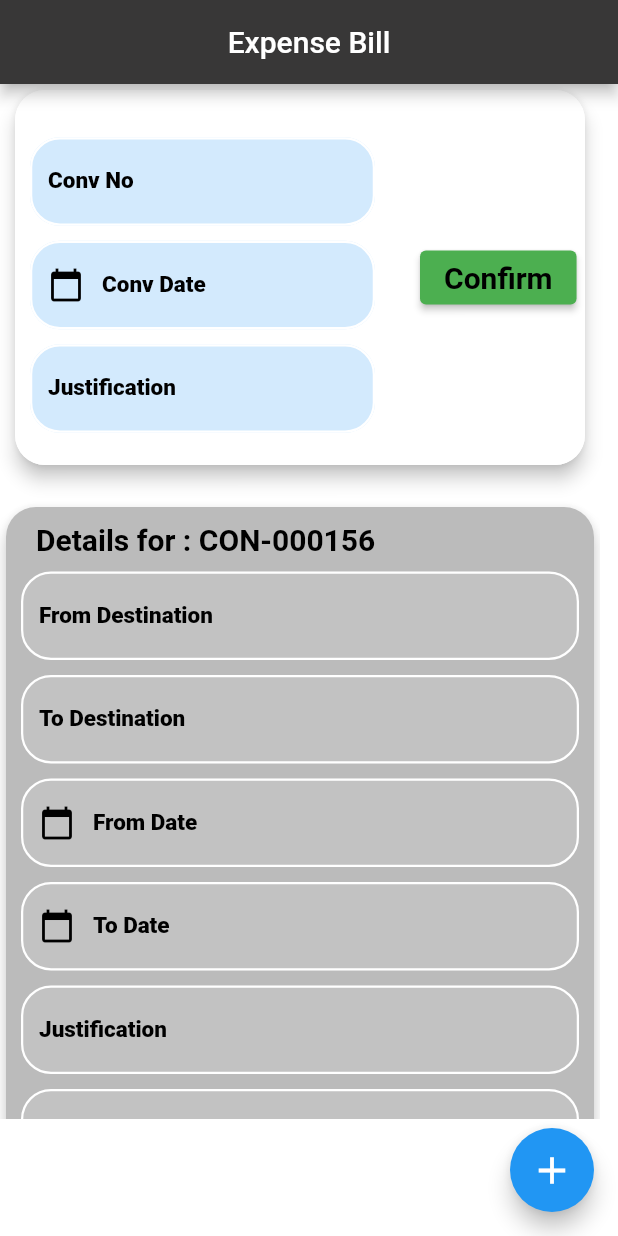
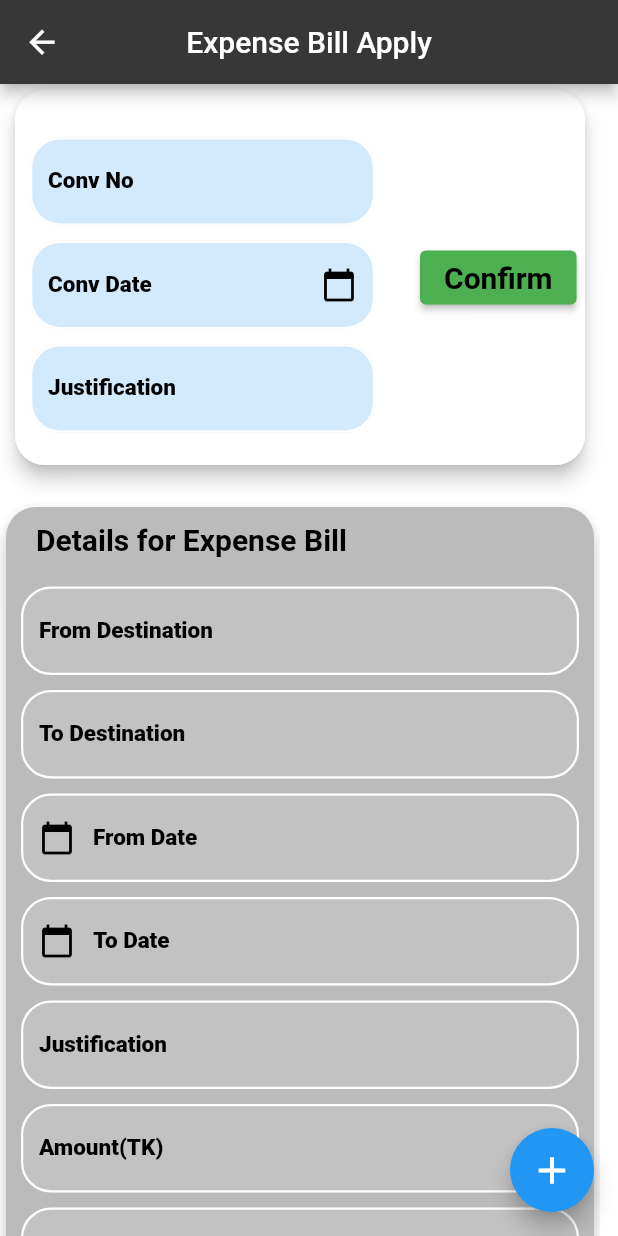
Before and after one commit to ASM-FAHIM/test_myself, a Flutter app: the screen it shows after launch, after a tap on the "add" icon, on a phone screen of 412 x 824 dp. Run offline on Flutter 3.47's test engine with Material 2 defaults, Android fonts, the phone set to English and light mode, and no system bars; our stand-ins replace community_material_icon.

Commit message:
24 Nov 2022

```diff
--- a/lib/main.dart
+++ b/lib/main.dart
@@ -1,4 +1,5 @@
 import 'package:flutter/material.dart';
+import 'package:ui_design/views/expense_bill_report.dart';
 import 'package:ui_design/views/expense_bill_screen.dart';
 
 void main() {
@@ -19,7 +20,7 @@ class MyApp extends StatelessWidget {
         appBarTheme: AppBarTheme(backgroundColor: Color(0xff383737)),
         scaffoldBackgroundColor: Color(0xff383737),
       ),
-      home: const ExpenseBillScreen(),
+      home: const ExpenseBillReportScreen(),
     );
   }
 }
--- /dev/null
+++ b/lib/views/expense_bill_report.dart
@@ -0,0 +1,167 @@
+import 'package:flutter/material.dart';
+import 'package:ui_design/views/expense_bill_screen.dart';
+
+class ExpenseBillReportScreen extends StatefulWidget {
+  const ExpenseBillReportScreen({Key? key}) : super(key: key);
+
+  @override
+  State<ExpenseBillReportScreen> createState() =>
+      _ExpenseBillReportScreenState();
+}
+
+class _ExpenseBillReportScreenState extends State<ExpenseBillReportScreen> {
+  @override
+  Widget build(BuildContext context) {
+    return Scaffold(
+      backgroundColor: Colors.white,
+      appBar: AppBar(
+        leading: const Icon(
+          Icons.arrow_back,
+          size: 25,
+          color: Colors.white,
+        ),
+        centerTitle: true,
+        title: const Text('Expense Bill Report'),
+        actions: [
+          GestureDetector(
+            onTap: () {
+              Navigator.push(
+                context,
+                MaterialPageRoute(
+                  builder: (context) => const ExpenseBillScreen(),
+                ),
+              );
+            },
+            child: const Padding(
+              padding: EdgeInsets.only(right: 10),
+              child: Icon(
+                Icons.add,
+                size: 25,
+                color: Colors.white,
+              ),
+            ),
+          )
+        ],
+      ),
+      body: Container(
+        padding: EdgeInsets.symmetric(horizontal: 5, vertical: 5),
+        child: ListView.builder(
+          itemCount: 10,
+          itemBuilder: (_, index) => Column(
+            children: [
+              Card(
+                elevation: 5,
+                shadowColor: Colors.blue,
+                color: Colors.white,
+                shape: RoundedRectangleBorder(
+                    borderRadius: BorderRadius.circular(20.0)),
+                clipBehavior: Clip.antiAlias,
+                child: ExpansionTile(
+                  title: Row(
+                    mainAxisAlignment: MainAxisAlignment.spaceBetween,
+                    children: [
+                      Column(
+                        crossAxisAlignment: CrossAxisAlignment.start,
+                        children: const [
+                          Text(
+                            '24 Nov 2022',
+                            style: TextStyle(
+                              fontSize: 18,
+                              //color: Color(0xff074974),
+                            ),
+                          ),
+                          Text(
+                            'Conv No: 002145',
+                            style: TextStyle(
+                              fontSize: 18,
+                              //color: Color(0xff074974),
+                            ),
+                          ),
+                          //Text(" ${snapshot.data![index].status}")
+                        ],
+                      ),
+                      const Text(
+                        'Status ',
+                        style:
+                            TextStyle(fontSize: 18, fontWeight: FontWeight.bold
+                                //color: Color(0xff074974),
+                                ),
+                      )
+                    ],
+                  ),
+                  expandedCrossAxisAlignment: CrossAxisAlignment.start,
+                  expandedAlignment: Alignment.centerLeft,
+                  childrenPadding: const EdgeInsets.only(left: 10, top: 10),
+                  children: const <Widget>[
+                    Text(
+                      'Dhaka to Gazipur',
+                      style: TextStyle(
+                        fontSize: 18, fontWeight: FontWeight.bold,
+                        //color: Color(0xff074974),
+                      ),
+                    ),
+                    Text(
+                      '20 Nov 2022 TO 23 Nov 2022',
+                      style: TextStyle(
+                        fontSize: 15,
+                        //color: Color(0xff074974),
+                      ),
+                    ),
+                    Text(
+                      'Sales Force App presentation',
+                      style: TextStyle(fontSize: 18, fontWeight: FontWeight.bold
+                          //color: Color(0xff074974),
+                          ),
+                    ),
+                    Text(
+                      '1200 TK',
+                      style: TextStyle(
+                        fontSize: 18,
+                        fontWeight: FontWeight.bold,
+                      ),
+                    ),
+                    Text(
+                      'Uber Bill and CNG Bill',
+                      style: TextStyle(
+                        fontSize: 18,
+                        //color: Color(0xff074974),
+                      ),
+                    ),
+                    Text(
+                      'Status: Confirmed',
+                      style: TextStyle(
+                        fontSize: 18,
+                        fontWeight: FontWeight.bold,
+                        //color: Color(0xff074974),
+                      ),
+                    ),
+                    Text(
+                      'Approved/Recommended By: ABCD',
+                      textAlign: TextAlign.center,
+                      style: TextStyle(fontSize: 18, fontWeight: FontWeight.bold
+                          //color: Color(0xff074974),
+                          ),
+                    ),
+                    Text(
+                      'Approved By: ',
+                      textAlign: TextAlign.center,
+                      style: TextStyle(fontSize: 18, fontWeight: FontWeight.bold
+                          //color: Color(0xff074974),
+                          ),
+                    ),
+                    SizedBox(
+                      height: 20,
+                    ),
+                  ],
+                ),
+              ),
+              SizedBox(
+                height: 20,
+              ),
+            ],
+          ),
+        ),
+      ),
+    );
+  }
+}
--- a/lib/views/expense_bill_screen.dart
+++ b/lib/views/expense_bill_screen.dart
@@ -1,5 +1,4 @@
 import 'package:flutter/material.dart';
-import 'package:google_fonts/google_fonts.dart';
 import 'package:intl/intl.dart';
 
 class ExpenseBillScreen extends StatefulWidget {
@@ -33,7 +32,7 @@ class _ExpenseBillScreenState extends State<ExpenseBillScreen> {
       builder: (context, child) => Theme(
         data: ThemeData(
             backgroundColor: Colors.blueAccent,
-            colorScheme: ColorScheme.dark(
+            colorScheme: const ColorScheme.dark(
               primary: Colors.blueAccent,
               surface: Color(0xff064A76),
             )),
@@ -41,10 +40,10 @@ class _ExpenseBillScreenState extends State<ExpenseBillScreen> {
       ),
     );
 
-    if (picked != null)
+    if (picked != null) {
       setState(() => _conDate =
           DateFormat("yyyy-MM-dd").format(DateTime.parse(picked.toString())));
-    ;
+    }
   }
 
   String _fromDate = '';
@@ -57,7 +56,7 @@ class _ExpenseBillScreenState extends State<ExpenseBillScreen> {
       builder: (context, child) => Theme(
         data: ThemeData(
             backgroundColor: Colors.blueAccent,
-            colorScheme: ColorScheme.dark(
+            colorScheme: const ColorScheme.dark(
               primary: Colors.blueAccent,
               surface: Color(0xff064A76),
             )),
@@ -65,10 +64,10 @@ class _ExpenseBillScreenState extends State<ExpenseBillScreen> {
       ),
     );
 
-    if (picked != null)
+    if (picked != null) {
       setState(() => _fromDate =
           DateFormat("yyyy-MM-dd").format(DateTime.parse(picked.toString())));
-    ;
+    }
   }
 
   String _toDate = '';
@@ -81,7 +80,7 @@ class _ExpenseBillScreenState extends State<ExpenseBillScreen> {
       builder: (context, child) => Theme(
         data: ThemeData(
             backgroundColor: Colors.blueAccent,
-            colorScheme: ColorScheme.dark(
+            colorScheme: const ColorScheme.dark(
               primary: Colors.blueAccent,
               surface: Color(0xff064A76),
             )),
@@ -89,10 +88,10 @@ class _ExpenseBillScreenState extends State<ExpenseBillScreen> {
       ),
     );
 
-    if (picked != null)
+    if (picked != null) {
       setState(() => _toDate =
           DateFormat("yyyy-MM-dd").format(DateTime.parse(picked.toString())));
-    ;
+    }
   }
 
   int length = 1;
@@ -111,12 +110,16 @@ class _ExpenseBillScreenState extends State<ExpenseBillScreen> {
           onTap: () {
             Navigator.pop(context);
           },
+          child: const Icon(
+            Icons.arrow_back,
+            size: 25,
+            color: Colors.white,
+          ),
         ),
         centerTitle: true,
-        title: Text('Expense Bill'),
+        title: const Text('Expense Bill Apply'),
       ),
-      body: SingleChildScrollView(
-        child: Container(
+      body: Container(
         child: Column(
           children: [
             Card(
@@ -207,15 +210,16 @@ class _ExpenseBillScreenState extends State<ExpenseBillScreen> {
                                   ),
                                   borderRadius: BorderRadius.circular(20.0),
                                 ),
-                                  prefixIcon: GestureDetector(
+                                suffixIcon: GestureDetector(
                                   onTap: () {
                                     _showFromDatePicker();
                                     convDateController.text = _fromDate;
                                   },
-                                      child: Icon(
+                                  child: const Icon(
                                     Icons.calendar_today,
                                     color: Colors.black,
-                                      )),
+                                  ),
+                                ),
                                 filled: true,
                                 hintText: _conDate,
                                 hintStyle: const TextStyle(
@@ -236,8 +240,8 @@ class _ExpenseBillScreenState extends State<ExpenseBillScreen> {
                           width: 20,
                         ),
                         ElevatedButton(
-                              style: ElevatedButton.styleFrom(
-                                  primary: Colors.green),
+                            style:
+                                ElevatedButton.styleFrom(primary: Colors.green),
                             onPressed: () {
                               ScaffoldMessenger.of(context)
                                   .showSnackBar(const SnackBar(
@@ -307,7 +311,8 @@ class _ExpenseBillScreenState extends State<ExpenseBillScreen> {
             const SizedBox(
               height: 20,
             ),
-              Container(
+            Expanded(
+              child: Container(
                 height: MediaQuery.of(context).size.height / 2,
                 width: 400,
                 child: ListView.builder(
@@ -329,9 +334,10 @@ class _ExpenseBillScreenState extends State<ExpenseBillScreen> {
                               mainAxisAlignment: MainAxisAlignment.center,
                               children: [
                                 const Padding(
-                                  padding: EdgeInsets.only(left: 20, top: 10),
+                                  padding: EdgeInsets.only(
+                                      left: 20, top: 10, bottom: 10),
                                   child: Text(
-                                    'Details for : CON-000156',
+                                    'Details for Expense Bill',
                                     style: TextStyle(
                                         fontSize: 20,
                                         fontWeight: FontWeight.bold,
@@ -664,15 +670,15 @@ class _ExpenseBillScreenState extends State<ExpenseBillScreen> {
                       );
                     }),
               ),
+            ),
           ],
-          ),
         ),
       ),
       floatingActionButton: FloatingActionButton(
         onPressed: () {
           increaseLength();
         },
-        child: Icon(
+        child: const Icon(
           Icons.add,
           size: 30,
         ),
```
Also changed, not shown: 1 other file. Lines whose indentation alone changed are shown as unchanged.
